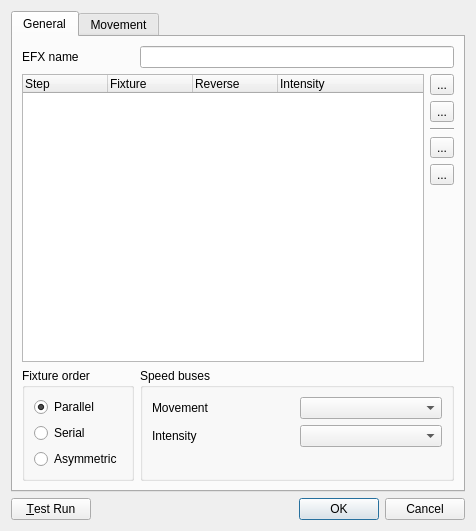
Qt form trunk/ui/src/efxeditor.ui (Bondzio/qlc) before a commit.
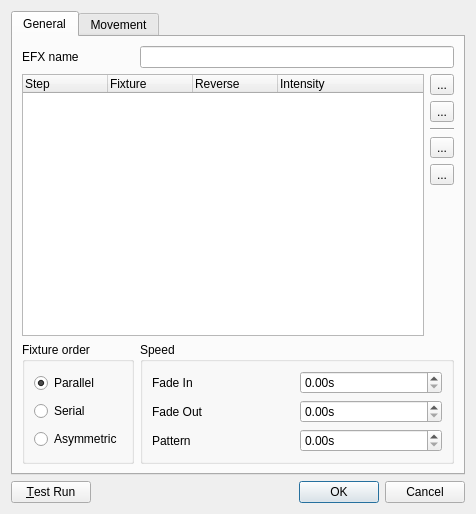
The same form after that commit. Icons and pictures are not drawn.

Commit message: EFX no longer uses buses, except to fill fixed values from workspace file legacy tags.

What changed in the file:
```diff
--- a/trunk/ui/src/efxeditor.ui
+++ b/trunk/ui/src/efxeditor.ui
@@ -7,7 +7,7 @@
     <x>0</x>
     <y>0</y>
     <width>476</width>
-    <height>531</height>
+    <height>514</height>
    </rect>
   </property>
   <property name="windowTitle">
@@ -26,7 +26,7 @@
       <attribute name="title">
        <string>General</string>
       </attribute>
-      <layout class="QGridLayout" name="gridLayout_2">
+      <layout class="QGridLayout" name="gridLayout_4">
        <item row="0" column="0">
         <widget class="QLabel" name="m_nameLabel">
          <property name="sizePolicy">
@@ -40,14 +40,14 @@
          </property>
         </widget>
        </item>
-       <item row="0" column="1" colspan="3">
+       <item row="0" column="1" colspan="2">
         <widget class="QLineEdit" name="m_nameEdit">
          <property name="toolTip">
           <string>The name of the function being edited</string>
          </property>
         </widget>
        </item>
-       <item row="1" column="0" rowspan="6" colspan="3">
+       <item row="1" column="0" rowspan="6" colspan="2">
         <widget class="QTreeWidget" name="m_tree">
          <property name="sizePolicy">
           <sizepolicy hsizetype="Expanding" vsizetype="Expanding">
@@ -95,7 +95,7 @@
          </column>
         </widget>
        </item>
-       <item row="1" column="3">
+       <item row="1" column="2">
         <widget class="QToolButton" name="m_addFixtureButton">
          <property name="text">
           <string notr="true">...</string>
@@ -112,7 +112,7 @@
          </property>
         </widget>
        </item>
-       <item row="2" column="3">
+       <item row="2" column="2">
         <widget class="QToolButton" name="m_removeFixtureButton">
          <property name="text">
           <string notr="true">...</string>
@@ -129,14 +129,14 @@
          </property>
         </widget>
        </item>
-       <item row="3" column="3">
+       <item row="3" column="2">
         <widget class="Line" name="line">
          <property name="orientation">
           <enum>Qt::Horizontal</enum>
          </property>
         </widget>
        </item>
-       <item row="4" column="3">
+       <item row="4" column="2">
         <widget class="QToolButton" name="m_raiseFixtureButton">
          <property name="text">
           <string notr="true">...</string>
@@ -153,7 +153,7 @@
          </property>
         </widget>
        </item>
-       <item row="5" column="3">
+       <item row="5" column="2">
         <widget class="QToolButton" name="m_lowerFixtureButton">
          <property name="text">
           <string notr="true">...</string>
@@ -170,7 +170,7 @@
          </property>
         </widget>
        </item>
-       <item row="6" column="3">
+       <item row="6" column="2">
         <spacer name="verticalSpacer">
          <property name="orientation">
           <enum>Qt::Vertical</enum>
@@ -225,43 +225,72 @@
          </layout>
         </widget>
        </item>
-       <item row="7" column="1" colspan="3">
+       <item row="7" column="1" colspan="2">
         <widget class="QGroupBox" name="m_busGroup">
          <property name="title">
-          <string>Speed buses</string>
+          <string>Speed</string>
          </property>
-         <layout class="QGridLayout" name="gridLayout_4">
+         <layout class="QGridLayout" name="gridLayout_2">
           <item row="0" column="0">
            <widget class="QLabel" name="label">
             <property name="text">
-             <string>Movement</string>
+             <string>Fade In</string>
             </property>
            </widget>
           </item>
           <item row="0" column="1">
-           <widget class="QComboBox" name="m_movementBusCombo">
-            <property name="toolTip">
-             <string>Bus that controls the speed of the pattern</string>
+           <widget class="QDoubleSpinBox" name="m_fadeInSpin">
+            <property name="suffix">
+             <string>s</string>
+            </property>
+            <property name="maximum">
+             <double>999999.989999999990687</double>
+            </property>
+            <property name="singleStep">
+             <double>0.100000000000000</double>
             </property>
            </widget>
           </item>
           <item row="1" column="0">
            <widget class="QLabel" name="label_2">
             <property name="text">
-             <string>Intensity</string>
+             <string>Fade Out</string>
             </property>
            </widget>
           </item>
           <item row="1" column="1">
-           <widget class="QComboBox" name="m_fadeBusCombo"/>
+           <widget class="QDoubleSpinBox" name="m_fadeOutSpin">
+            <property name="suffix">
+             <string>s</string>
+            </property>
+            <property name="maximum">
+             <double>999999.989999999990687</double>
+            </property>
+            <property name="singleStep">
+             <double>0.100000000000000</double>
+            </property>
+           </widget>
           </item>
-          <item row="2" column="0" colspan="2">
-           <widget class="QLabel" name="label_3">
+          <item row="2" column="0">
+           <widget class="QLabel" name="label_4">
             <property name="text">
-             <string/>
+             <string>Pattern</string>
             </property>
-            <property name="scaledContents">
-             <bool>false</bool>
+           </widget>
+          </item>
+          <item row="2" column="1">
+           <widget class="QDoubleSpinBox" name="m_patternSpin">
+            <property name="suffix">
+             <string>s</string>
+            </property>
+            <property name="maximum">
+             <double>999999.989999999990687</double>
+            </property>
+            <property name="singleStep">
+             <double>0.100000000000000</double>
+            </property>
+            <property name="value">
+             <double>0.000000000000000</double>
             </property>
            </widget>
           </item>
```
The commit also changes 10 other files.
